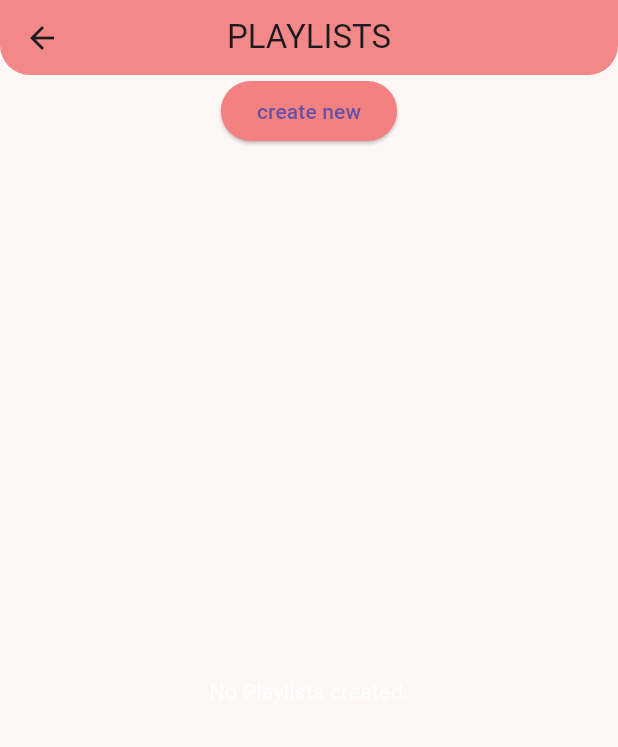
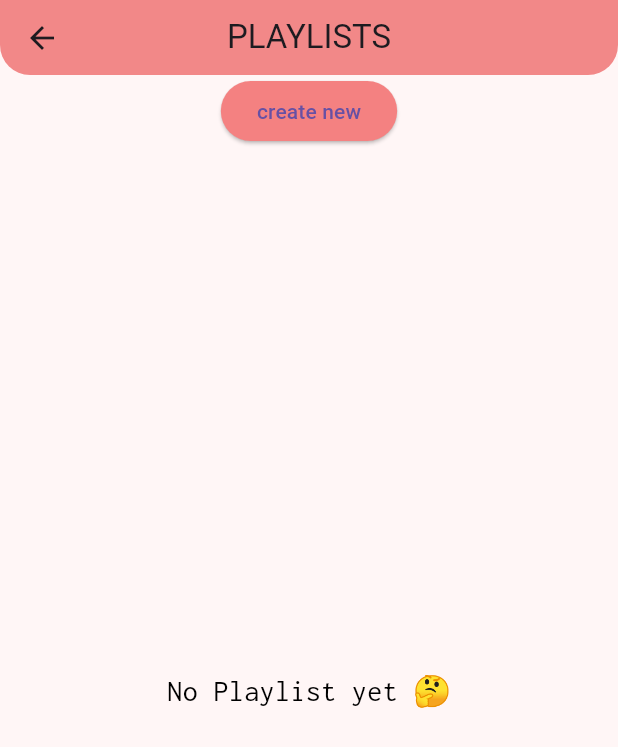
Before and after one commit to Sharathk1999/stargazer_new_version_getx, a Flutter app: the PlayListPage screen opened directly, on a phone screen of 412 x 824 dp. Shown: the top 747 px of the screen. Run offline on Flutter 3.47's test engine with Material 3 defaults, Android fonts, the light colour scheme and no system bars; our stand-ins replace audio_video_progress_bar, get, google_fonts, hive, hive_flutter, introduction_screen and 6 more; missing offline and left inert: restart_app; accounts and stored records are empty.

Commit message:
icon added

```diff
--- a/lib/presentation/playlsitPage/playlist_page.dart
+++ b/lib/presentation/playlsitPage/playlist_page.dart
@@ -1,5 +1,6 @@
 import 'package:flutter/material.dart';
 import 'package:get/get.dart';
+import 'package:google_fonts/google_fonts.dart';
 import 'package:music_app_getx/constands/constand.dart';
 import 'package:music_app_getx/controller/playlist_page_controller.dart';
 import 'package:music_app_getx/presentation/playlsitPage/playlist_songs_page.dart';
@@ -50,11 +51,11 @@ class PlayListPage extends StatelessWidget {
                   child: GetBuilder<PlayListPageController>(
                     builder: (controller) {
                       if (controller.playListTitle.isEmpty) {
-                        return const Center(
+                        return  Center(
                           child: Text(
-                            'No Playlists created.',
-                            style: TextStyle(color: Colors.white),
-                          ),
+                                'No Playlist yet 🤔',
+                                style: GoogleFonts.inconsolata(color: Colors.black,fontSize: 20),
+                              ),
                         );
                       }
 
@@ -76,7 +77,7 @@ class PlayListPage extends StatelessWidget {
                                   decoration: BoxDecoration(
                                     borderRadius: BorderRadius.circular(12),
                                     color: bgColor2,
-                                    image: DecorationImage(image: AssetImage('assets/recently_img.jpg'),fit: BoxFit.cover)
+                                    image:const DecorationImage(image: AssetImage('assets/recently_img.jpg'),fit: BoxFit.cover)
                                   ),
                                   child: Stack(
                                     children: [
```
Also changed, not shown: lib/presentation/mostPlayedScreen/most_played_page.dart (+4 -3 lines), lib/presentation/recentPlayed/recent_played.dart (+4 -3 lines), lib/cascade.dart (added), 21 other files.
